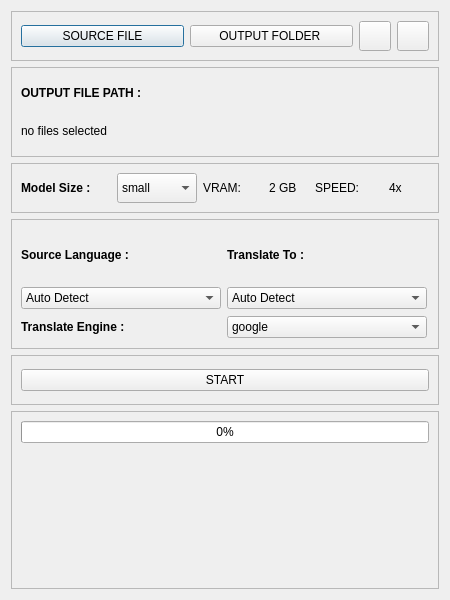
Before: the Qt Designer form QTDesign/DogeAutoSub.ui in TinkerDoge/DogeAutoSub, drawn with Qt 5.
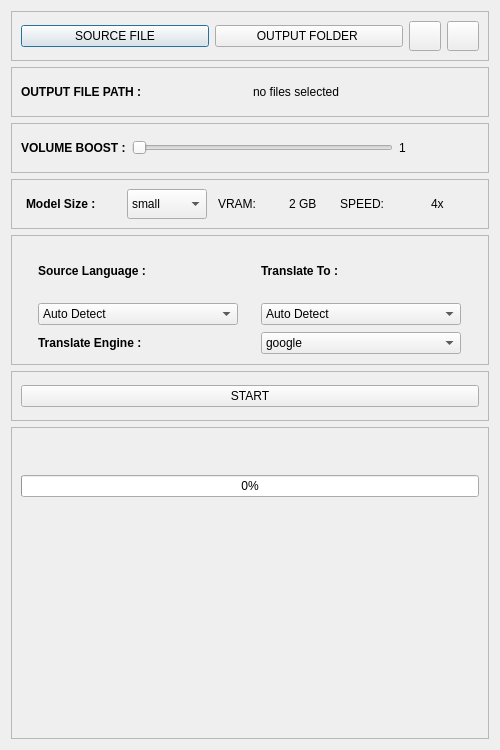
After: the same form once the commit is applied. Icons and pictures are not drawn.

Commit message: Update volume boost feature: modify UI to include boostSlider, adjust AutoSub and SubtitleThread classes for volume handling, and update environment variable settings in AutoSub.py

What changed in the file:
```diff
--- a/QTDesign/DogeAutoSub.ui
+++ b/QTDesign/DogeAutoSub.ui
@@ -6,8 +6,8 @@
    <rect>
     <x>0</x>
     <y>0</y>
-    <width>450</width>
-    <height>600</height>
+    <width>500</width>
+    <height>750</height>
    </rect>
   </property>
   <property name="sizePolicy">
@@ -18,14 +18,14 @@
   </property>
   <property name="minimumSize">
    <size>
-    <width>450</width>
-    <height>600</height>
+    <width>500</width>
+    <height>750</height>
    </size>
   </property>
   <property name="maximumSize">
    <size>
-    <width>450</width>
-    <height>600</height>
+    <width>500</width>
+    <height>750</height>
    </size>
   </property>
   <property name="windowTitle">
@@ -158,7 +158,7 @@
      <property name="maximumSize">
       <size>
        <width>16777215</width>
-       <height>90</height>
+       <height>50</height>
       </size>
      </property>
      <property name="frameShape">
@@ -167,7 +167,7 @@
      <property name="frameShadow">
       <enum>QFrame::Shadow::Raised</enum>
      </property>
-     <layout class="QVBoxLayout" name="verticalLayout">
+     <layout class="QHBoxLayout" name="horizontalLayout_4">
       <item>
        <widget class="QLabel" name="output_file_label">
         <property name="sizePolicy">
@@ -226,6 +226,93 @@
      </layout>
     </widget>
    </item>
+   <item>
+    <widget class="QFrame" name="frame">
+     <property name="maximumSize">
+      <size>
+       <width>16777215</width>
+       <height>50</height>
+      </size>
+     </property>
+     <property name="frameShape">
+      <enum>QFrame::Shape::StyledPanel</enum>
+     </property>
+     <property name="frameShadow">
+      <enum>QFrame::Shadow::Raised</enum>
+     </property>
+     <layout class="QHBoxLayout" name="horizontalLayout_5">
+      <item>
+       <widget class="QLabel" name="output_file_label_2">
+        <property name="sizePolicy">
+         <sizepolicy hsizetype="Preferred" vsizetype="Minimum">
+          <horstretch>0</horstretch>
+          <verstretch>0</verstretch>
+         </sizepolicy>
+        </property>
+        <property name="minimumSize">
+         <size>
+          <width>80</width>
+          <height>0</height>
+         </size>
+        </property>
+        <property name="maximumSize">
+         <size>
+          <width>150</width>
+          <height>50</height>
+         </size>
+        </property>
+        <property name="font">
+         <font>
+          <family>Arial</family>
+          <bold>true</bold>
+         </font>
+        </property>
+        <property name="toolTip">
+         <string>Try increase the volume if the original volumes was too low</string>
+        </property>
+        <property name="text">
+         <string>VOLUME BOOST :</string>
+        </property>
+       </widget>
+      </item>
+      <item>
+       <widget class="QSlider" name="boostSlider">
+        <property name="toolTip">
+         <string>Try increase the volume if the original volumes was too low</string>
+        </property>
+        <property name="minimum">
+         <number>1</number>
+        </property>
+        <property name="maximum">
+         <number>10</number>
+        </property>
+        <property name="orientation">
+         <enum>Qt::Orientation::Horizontal</enum>
+        </property>
+       </widget>
+      </item>
+      <item>
+       <widget class="QLabel" name="boostLb">
+        <property name="minimumSize">
+         <size>
+          <width>80</width>
+          <height>0</height>
+         </size>
+        </property>
+        <property name="maximumSize">
+         <size>
+          <width>80</width>
+          <height>50</height>
+         </size>
+        </property>
+        <property name="text">
+         <string>1</string>
+        </property>
+       </widget>
+      </item>
+     </layout>
+    </widget>
+   </item>
    <item>
     <widget class="QFrame" name="modelFrame">
      <property name="minimumSize">
```
Left out of the diff: 19 changed lines with no effect on the pictures. The commit also changes 9 other files.
